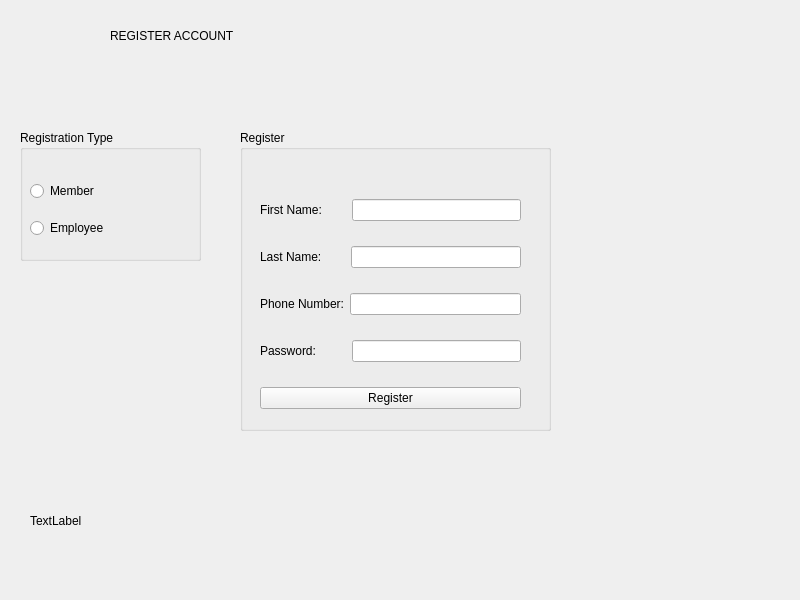
Qt form registeraccount.ui (shashwatkhadka/BillX) before a commit.
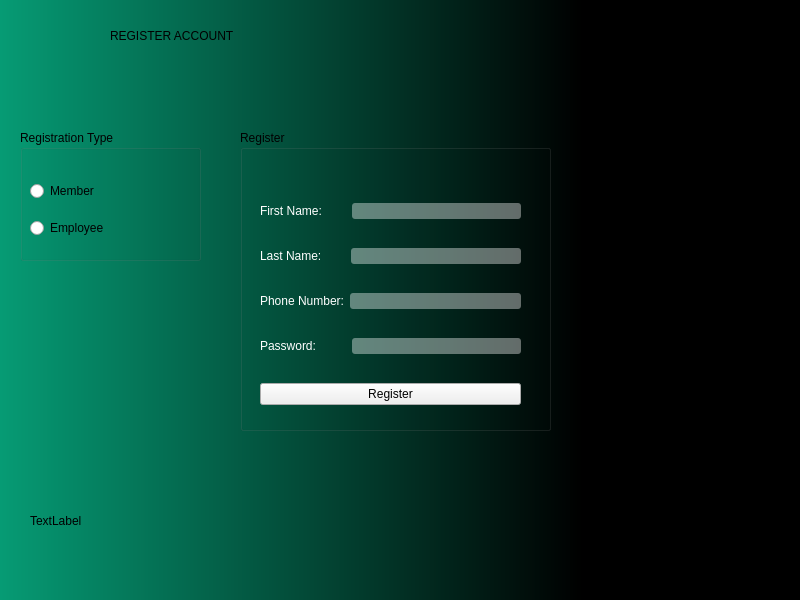
The same form after that commit.

What changed in the file:
```diff
--- a/registeraccount.ui
+++ b/registeraccount.ui
@@ -14,6 +14,11 @@
    <string>MainWindow</string>
   </property>
   <widget class="QWidget" name="centralwidget">
+   <property name="styleSheet">
+    <string notr="true">QWidget#centralwidget{
+	background-color: qlineargradient(spread:pad, x1:0, y1:0, x2:1, y2:0, stop:0 rgba(6, 155, 116, 255), stop:0.727273 rgba(0, 0, 0, 255));
+}</string>
+   </property>
    <widget class="QLabel" name="label">
     <property name="geometry">
      <rect>
@@ -53,13 +58,26 @@
        <layout class="QHBoxLayout" name="horizontalLayout">
         <item>
          <widget class="QLabel" name="label_2">
+          <property name="styleSheet">
+           <string notr="true">color: rgb(255, 255, 255);
+font: 700 10pt &quot;Segoe UI&quot;;
+</string>
+          </property>
           <property name="text">
            <string>First Name:       </string>
           </property>
          </widget>
         </item>
         <item>
-         <widget class="QLineEdit" name="lineEdit_firstname"/>
+         <widget class="QLineEdit" name="lineEdit_firstname">
+          <property name="styleSheet">
+           <string notr="true">background-color: qlineargradient(spread:pad, x1:0, y1:0, x2:1, y2:1, stop:0 rgba(255, 255, 255, 98));
+font: 700 10pt &quot;Segoe UI&quot;;
+color: rgb(255, 255, 255);
+border: 1px;
+border-radius: 3px;</string>
+          </property>
+         </widget>
         </item>
        </layout>
       </item>
@@ -67,13 +85,26 @@
        <layout class="QHBoxLayout" name="horizontalLayout_2">
         <item>
          <widget class="QLabel" name="label_3">
+          <property name="styleSheet">
+           <string notr="true">color: rgb(255, 255, 255);
+font: 700 10pt &quot;Segoe UI&quot;;
+</string>
+          </property>
           <property name="text">
            <string>Last Name:       </string>
           </property>
          </widget>
         </item>
         <item>
-         <widget class="QLineEdit" name="lineEdit_lastname"/>
+         <widget class="QLineEdit" name="lineEdit_lastname">
+          <property name="styleSheet">
+           <string notr="true">background-color: qlineargradient(spread:pad, x1:0, y1:0, x2:1, y2:1, stop:0 rgba(255, 255, 255, 98));
+font: 700 10pt &quot;Segoe UI&quot;;
+color: rgb(255, 255, 255);
+border: 1px;
+border-radius: 3px;</string>
+          </property>
+         </widget>
         </item>
        </layout>
       </item>
@@ -81,13 +112,26 @@
        <layout class="QHBoxLayout" name="horizontalLayout_3">
         <item>
          <widget class="QLabel" name="label_4">
+          <property name="styleSheet">
+           <string notr="true">color: rgb(255, 255, 255);
+font: 700 10pt &quot;Segoe UI&quot;;
+</string>
+          </property>
           <property name="text">
            <string>Phone Number:</string>
           </property>
          </widget>
         </item>
         <item>
-         <widget class="QLineEdit" name="lineEdit_phonenumber"/>
+         <widget class="QLineEdit" name="lineEdit_phonenumber">
+          <property name="styleSheet">
+           <string notr="true">background-color: qlineargradient(spread:pad, x1:0, y1:0, x2:1, y2:1, stop:0 rgba(255, 255, 255, 98));
+font: 700 10pt &quot;Segoe UI&quot;;
+color: rgb(255, 255, 255);
+border: 1px;
+border-radius: 3px;</string>
+          </property>
+         </widget>
         </item>
        </layout>
       </item>
@@ -95,6 +139,11 @@
        <layout class="QHBoxLayout" name="horizontalLayout_4">
         <item>
          <widget class="QLabel" name="label_5">
+          <property name="styleSheet">
+           <string notr="true">color: rgb(255, 255, 255);
+font: 700 10pt &quot;Segoe UI&quot;;
+</string>
+          </property>
           <property name="text">
            <string>Password:         </string>
           </property>
@@ -102,6 +151,13 @@
         </item>
         <item>
          <widget class="QLineEdit" name="lineEdit_password">
+          <property name="styleSheet">
+           <string notr="true">background-color: qlineargradient(spread:pad, x1:0, y1:0, x2:1, y2:1, stop:0 rgba(255, 255, 255, 98));
+font: 700 10pt &quot;Segoe UI&quot;;
+color: rgb(255, 255, 255);
+border: 1px;
+border-radius: 3px;</string>
+          </property>
           <property name="echoMode">
            <enum>QLineEdit::Password</enum>
           </property>
```
